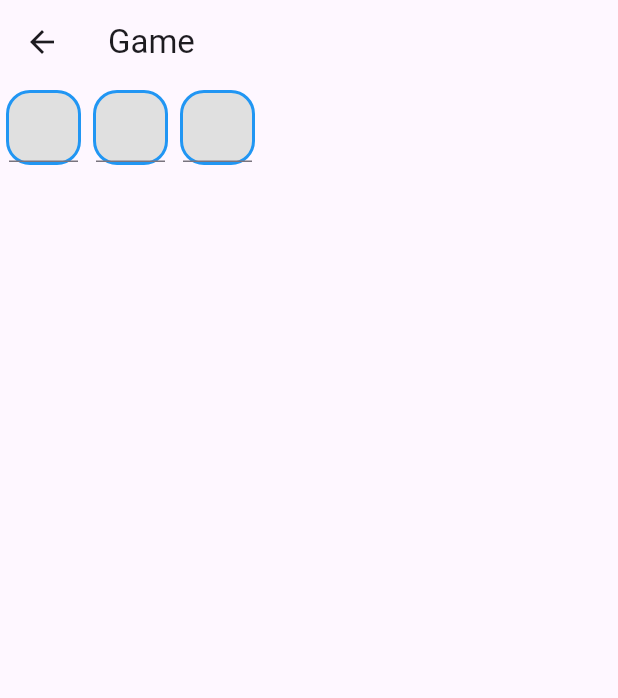
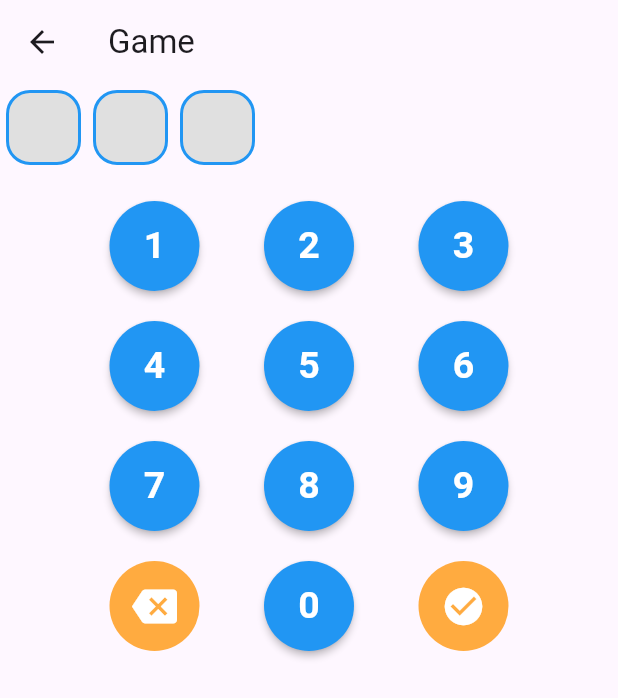
Before and after one commit to islambahaaa/guess_number_game, a Flutter app: the GameView screen opened by its route, on a phone screen of 412 x 824 dp. Shown: the top 698 px of the screen. Run offline on Flutter 3.47's test engine with Material 3 defaults, Android fonts, the light colour scheme and no system bars; missing offline and left inert: numpad.

Commit message:
add keypad

```diff
--- a/lib/main.dart
+++ b/lib/main.dart
@@ -1,6 +1,7 @@
 import 'package:flutter/material.dart';
 import 'package:guess_number/views/game_view.dart';
 import 'package:guess_number/views/home_page.dart';
+import 'package:guess_number/views/test.dart';
 
 void main() {
   runApp(const MyApp());
--- a/lib/views/game_view.dart
+++ b/lib/views/game_view.dart
@@ -1,21 +1,59 @@
 import 'package:flutter/material.dart';
 import 'package:guess_number/views/widgets/digit_item.dart';
+import 'package:guess_number/views/widgets/num_pad.dart';
+import 'package:numpad/numpad.dart';
 
-class GameView extends StatelessWidget {
+class GameView extends StatefulWidget {
   const GameView({super.key});
   static String id = 'gameView';
   @override
+  State<GameView> createState() => _GameViewState();
+}
+
+class _GameViewState extends State<GameView> {
+  TextEditingController pinController = TextEditingController();
+  String num = "";
+  @override
   Widget build(BuildContext context) {
     return Scaffold(
-        appBar: AppBar(
-          title: const Text('Game'),
-        ),
-        body: const Row(
-          children: [
-            DigitItem(),
-            DigitItem(),
-            DigitItem(),
-          ],
-        ));
+      appBar: AppBar(
+        title: const Text('Game'),
+      ),
+      // body: const Row(
+      //   children: [
+      //     DigitItem(),
+      //     DigitItem(),
+      //     DigitItem(),
+      //   ],
+      // )
+      body: Column(
+        children: [
+          Row(
+            children: [
+              DigitItem(
+                text: num,
+              ),
+              DigitItem(
+                text: num,
+              ),
+              DigitItem(
+                text: num,
+              ),
+            ],
+          ),
+          KeyPad(
+            pinController: pinController,
+            isPinLogin: false,
+            onChange: (String pin) {
+              if (pin.length < 2) {
+                num = pin;
+                setState(() {});
+              }
+            },
+            onSubmit: (String pin) {},
+          ),
+        ],
+      ),
+    );
   }
 }
--- a/lib/views/widgets/digit_item.dart
+++ b/lib/views/widgets/digit_item.dart
@@ -3,8 +3,10 @@ import 'package:flutter/material.dart';
 class DigitItem extends StatelessWidget {
   const DigitItem({
     super.key,
+    required this.text,
   });
 
+  final String text;
   @override
   Widget build(BuildContext context) {
     return Padding(
@@ -27,18 +29,24 @@ class DigitItem extends StatelessWidget {
               color: Colors.blue,
               width: 2,
             )),
-        child: const Center(
-          //     child: Text(
-          //   '1',
-          //   style: TextStyle(
-          //     fontSize: 26,
-          //   ),
-          // )
-          child: TextField(
-            clipBehavior: Clip.hardEdge,
-            keyboardType: TextInputType.number,
+        child: Center(
+            child: Text(
+          text,
+          style: const TextStyle(
+            fontSize: 26,
           ),
-        ),
+        )
+            // child: Padding(
+            //   padding: EdgeInsets.only(left: 20),
+            //   child: TextField(
+            //     showCursor: false,
+            //     keyboardType: TextInputType.number,
+            //     // decoration: InputDecoration(
+            //     //     border: OutlineInputBorder(
+            //     //         borderRadius: BorderRadius.all(Radius.circular(24)))),
+            //   ),
+            // ),
+            ),
       ),
     );
   }
--- /dev/null
+++ b/lib/views/widgets/num_pad.dart
@@ -0,0 +1,130 @@
+import 'package:flutter/material.dart';
+
+class KeyPad extends StatelessWidget {
+  double buttonSize = 60.0;
+  final TextEditingController pinController;
+  final Function onChange;
+  final Function onSubmit;
+  final bool isPinLogin;
+
+  KeyPad({
+    super.key,
+    required this.onChange,
+    required this.onSubmit,
+    required this.pinController,
+    required this.isPinLogin,
+  });
+
+  @override
+  Widget build(BuildContext context) {
+    return Container(
+      margin: const EdgeInsets.only(left: 30, right: 30),
+      child: Column(
+        children: [
+          const SizedBox(height: 20),
+          Row(
+            mainAxisAlignment: MainAxisAlignment.spaceEvenly,
+            children: [
+              buttonWidget('1'),
+              buttonWidget('2'),
+              buttonWidget('3'),
+            ],
+          ),
+          const SizedBox(height: 20),
+          Row(
+            mainAxisAlignment: MainAxisAlignment.spaceEvenly,
+            children: [
+              buttonWidget('4'),
+              buttonWidget('5'),
+              buttonWidget('6'),
+            ],
+          ),
+          const SizedBox(height: 20),
+          Row(
+            mainAxisAlignment: MainAxisAlignment.spaceEvenly,
+            children: [
+              buttonWidget('7'),
+              buttonWidget('8'),
+              buttonWidget('9'),
+            ],
+          ),
+          const SizedBox(height: 20),
+          Row(
+            mainAxisAlignment: MainAxisAlignment.spaceEvenly,
+            children: [
+              iconButtonWidget(Icons.backspace, () {
+                if (pinController.text.isNotEmpty) {
+                  pinController.text = pinController.text
+                      .substring(0, pinController.text.length - 1);
+                }
+                if (pinController.text.length > 5) {
+                  pinController.text = pinController.text.substring(0, 3);
+                }
+                onChange(pinController.text);
+              }),
+              buttonWidget('0'),
+              !isPinLogin
+                  ? iconButtonWidget(Icons.check_circle, () {
+                      if (pinController.text.length > 5) {
+                        pinController.text = pinController.text.substring(0, 3);
+                      }
+                      onSubmit(pinController.text);
+                    })
+                  : Container(
+                      width: buttonSize,
+                    ),
+            ],
+          ),
+        ],
+      ),
+    );
+  }
+
+  buttonWidget(String buttonText) {
+    return SizedBox(
+      height: buttonSize,
+      width: buttonSize,
+      child: MaterialButton(
+        color: Colors.blue,
+        shape: RoundedRectangleBorder(
+          borderRadius: BorderRadius.circular(buttonSize / 2),
+        ),
+        focusColor: Colors.blue,
+        hoverColor: Colors.blue,
+        highlightColor: Colors.blue,
+        onPressed: () {
+          if (pinController.text.length <= 3) {
+            pinController.text = pinController.text + buttonText;
+            onChange(pinController.text);
+          }
+        },
+        child: Center(
+          child: Text(
+            buttonText,
+            style: const TextStyle(
+                fontWeight: FontWeight.bold, color: Colors.white, fontSize: 25),
+          ),
+        ),
+      ),
+    );
+  }
+
+  iconButtonWidget(IconData icon, void Function()? function) {
+    return InkWell(
+      onTap: function,
+      child: Container(
+        height: buttonSize,
+        width: buttonSize,
+        decoration: const BoxDecoration(
+            color: Colors.orangeAccent, shape: BoxShape.circle),
+        child: Center(
+          child: Icon(
+            icon,
+            size: 30,
+            color: Colors.white,
+          ),
+        ),
+      ),
+    );
+  }
+}
--- a/pubspec.yaml
+++ b/pubspec.yaml
@@ -30,6 +30,7 @@ environment:
 dependencies:
   flutter:
     sdk: flutter
+  numpad: ^0.0.2
 
 
   # The following adds the Cupertino Icons font to your application.
```
Also changed, not shown: lib/views/test.dart (added, +123 -0 lines), pubspec.lock.
